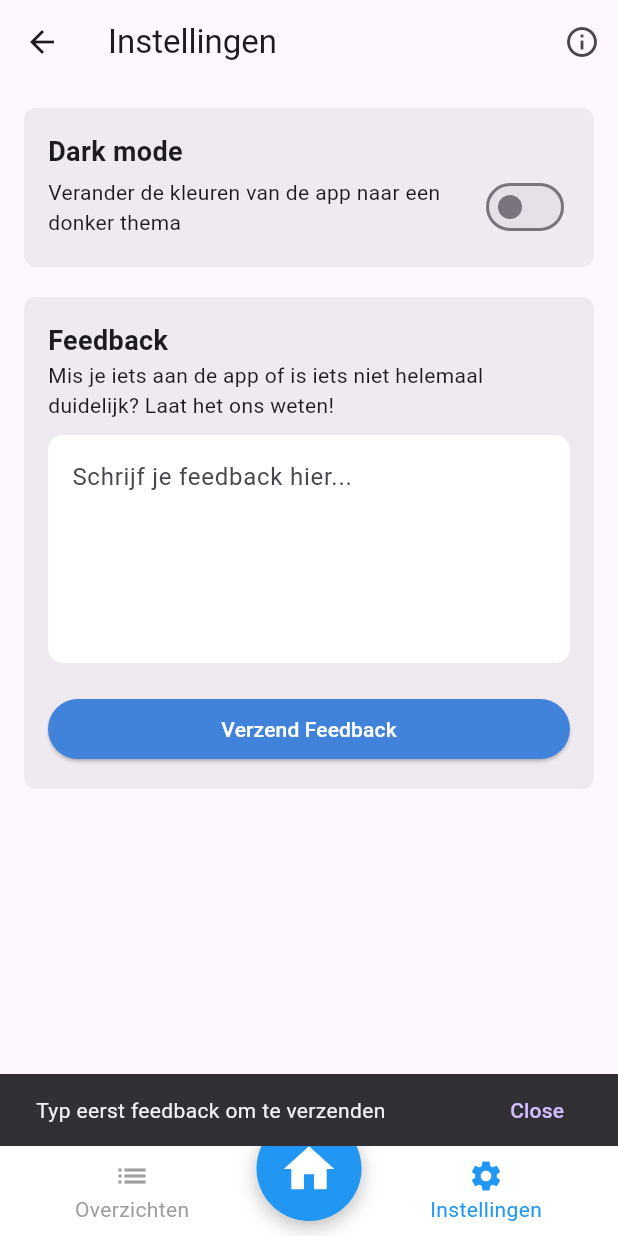
After one commit to brentvanmalsen/industry-project, a Flutter app: the SettingsPage screen opened directly, after a tap on "Verzend Feedback", on a phone screen of 412 x 824 dp. The commit adds this screen. Run offline on Flutter 3.47's test engine with Material 3 defaults, Android fonts, the phone set to English and light mode, and no system bars; missing offline and left inert: mailer.

Commit message:
added settings

```diff
--- a/lib/overview.dart
+++ b/lib/overview.dart
@@ -1,19 +1,14 @@
 import 'package:flutter/material.dart';
 
-void overzicht() {
-  runApp(const OverzichtPage());
-}
-
-class OverzichtPage extends StatelessWidget {
-  const OverzichtPage({super.key});
-
+class OverviewPage extends StatelessWidget {
   @override
   Widget build(BuildContext context) {
-    return const MaterialApp(
-      home: Scaffold(
-        body: Center(
-          child: Text('Hello World!'),
-        ),
+    return Scaffold(
+      appBar: AppBar(
+        title: Text('Overzichten'),
+      ),
+      body: Center(
+        child: Text('Welcome to Overview Page'),
       ),
     );
   }
--- /dev/null
+++ b/lib/settings.dart
@@ -0,0 +1,336 @@
+import 'package:flutter/material.dart';
+import 'package:flutter/services.dart';
+import 'package:mailer/mailer.dart';
+import 'package:mailer/smtp_server.dart';
+import 'home.dart'; // Import HomePage
+import 'overview.dart'; // Import OverviewPage
+
+void main() {
+  runApp(MaterialApp(
+    theme: ThemeData(
+      snackBarTheme: const SnackBarThemeData(
+        backgroundColor: Color(0xFF4182DB), // Achtergrondkleur van de Snackbar
+        actionTextColor: Colors.white, // Tekstkleur van de Close knop
+      ),
+    ),
+    home: Scaffold(
+      body: MyApp(),
+    ),
+  ));
+}
+
+class MyApp extends StatelessWidget {
+  @override
+  Widget build(BuildContext context) {
+    return MaterialApp(
+      title: 'Instellingen',
+      theme: ThemeData.light(),
+      darkTheme: ThemeData.dark(),
+      themeMode: ThemeMode.system,
+      home: SettingsPage(),
+    );
+  }
+}
+
+class SettingsPage extends StatefulWidget {
+  @override
+  _SettingsPageState createState() => _SettingsPageState();
+}
+
+class _SettingsPageState extends State<SettingsPage> {
+  bool isDarkMode = false;
+  final TextEditingController feedbackController = TextEditingController();
+  int _selectedIndex = 1; // Set default selected index to 1 (Settings)
+
+  void toggleDarkMode() {
+    setState(() {
+      isDarkMode = !isDarkMode;
+    });
+    if (isDarkMode) {
+      SystemChrome.setSystemUIOverlayStyle(SystemUiOverlayStyle.light);
+    } else {
+      SystemChrome.setSystemUIOverlayStyle(SystemUiOverlayStyle.dark);
+    }
+  }
+
+  void showFeedbackSnackbar(BuildContext context, String message) {
+    ScaffoldMessenger.of(context).showSnackBar(
+      SnackBar(
+        content: Text(message),
+        duration: const Duration(seconds: 3),
+        action: SnackBarAction(
+          label: 'Close',
+          onPressed: () {
+            ScaffoldMessenger.of(context).hideCurrentSnackBar();
+          },
+        ),
+      ),
+    );
+  }
+
+  void sendFeedback(BuildContext context) async {
+    String feedback = feedbackController.text;
+
+    if (feedback.isEmpty) {
+      showFeedbackSnackbar(context, 'Typ eerst feedback om te verzenden');
+      return;
+    }
+
+    showFeedbackSnackbar(context, 'Feedback succesvol verzonden');
+
+    String username = 'your-email@gmail.com';
+    String password = 'your-app-specific-password';
+    final smtpServer = gmail(username, password);
+
+    final message = Message()
+      ..from = Address(username, 'Your Name')
+      ..recipients.add('recipient@example.com')
+      ..subject = 'App Feedback'
+      ..text = feedback;
+
+    try {
+      final sendReport = await send(message, smtpServer);
+      print('Feedback sent: ' + sendReport.toString());
+    } on MailerException catch (e) {
+      print('Feedback not sent.');
+      for (var p in e.problems) {
+        print('Problem: ${p.code}: ${p.msg}');
+      }
+    }
+  }
+
+  void _onItemTapped(int index) {
+    setState(() {
+      _selectedIndex = index;
+    });
+    switch (index) {
+      case 0:
+        Navigator.push(
+          context,
+          MaterialPageRoute(builder: (context) => OverviewPage()),
+        );
+        break;
+      case 1:
+        // Already on settings page
+        break;
+      case 2:
+        Navigator.push(
+          context,
+          MaterialPageRoute(builder: (context) => const HomePage()),
+        );
+        break;
+    }
+  }
+
+  @override
+  Widget build(BuildContext context) {
+    return Scaffold(
+      appBar: AppBar(
+        leading: IconButton(
+          icon: const Icon(Icons.arrow_back),
+          onPressed: () {
+            Navigator.pop(context);
+          },
+        ),
+        actions: [
+          IconButton(
+            icon: const Icon(Icons.info_outline),
+            onPressed: () {
+              showDialog(
+                context: context,
+                builder: (context) => AlertDialog(
+                  title: const Text('Informatie'),
+                  content:
+                      const Text('Dit is de instellingenpagina van de app.'),
+                  actions: [
+                    TextButton(
+                      onPressed: () {
+                        Navigator.of(context).pop();
+                      },
+                      child: const Text('OK'),
+                    ),
+                  ],
+                ),
+              );
+            },
+          ),
+        ],
+        title: const Text('Instellingen'),
+      ),
+      body: SingleChildScrollView(
+        padding: const EdgeInsets.all(16.0),
+        child: Column(
+          crossAxisAlignment: CrossAxisAlignment.start,
+          children: [
+            Container(
+              padding: const EdgeInsets.all(16.0),
+              decoration: BoxDecoration(
+                color: const Color.fromARGB(31, 133, 133, 133),
+                borderRadius: BorderRadius.circular(8.0),
+              ),
+              child: Column(
+                crossAxisAlignment: CrossAxisAlignment.start,
+                children: [
+                  const Text('Dark mode',
+                      style:
+                          TextStyle(fontSize: 18, fontWeight: FontWeight.bold)),
+                  Row(
+                    mainAxisAlignment: MainAxisAlignment.spaceBetween,
+                    children: [
+                      const Expanded(
+                        child: Text(
+                            'Verander de kleuren van de app naar een donker thema'),
+                      ),
+                      Switch(
+                        value: isDarkMode,
+                        onChanged: (value) {
+                          toggleDarkMode();
+                        },
+                      ),
+                    ],
+                  ),
+                ],
+              ),
+            ),
+            const SizedBox(height: 20),
+            Container(
+              padding: const EdgeInsets.all(16.0),
+              decoration: BoxDecoration(
+                color: const Color.fromARGB(31, 133, 133, 133),
+                borderRadius: BorderRadius.circular(8.0),
+              ),
+              child: Column(
+                crossAxisAlignment: CrossAxisAlignment.start,
+                children: [
+                  const Text('Feedback',
+                      style:
+                          TextStyle(fontSize: 18, fontWeight: FontWeight.bold)),
+                  const Text(
+                      'Mis je iets aan de app of is iets niet helemaal duidelijk? Laat het ons weten!'),
+                  const SizedBox(height: 10),
+                  TextField(
+                    controller: feedbackController,
+                    maxLines: 5,
+                    decoration: InputDecoration(
+                      hintText: 'Schrijf je feedback hier...',
+                      filled: true, // Zorg ervoor dat het tekstvak gevuld is
+                      fillColor:
+                          Colors.white, // Achtergrondkleur van het tekstvak
+                      border: OutlineInputBorder(
+                        borderRadius: BorderRadius.circular(
+                            10.0), // Ronde hoeken van 10px
+                        borderSide: BorderSide
+                            .none, // Verwijder de rand van het tekstvak
+                      ),
+                    ),
+                  ),
+                  const SizedBox(height: 20),
+                  SizedBox(
+                    width: double.infinity,
+                    child: ElevatedButton(
+                      style: ElevatedButton.styleFrom(
+                        backgroundColor: const Color(
+                            0xFF4182DB), // Achtergrondkleur van de knop
+                      ),
+                      onPressed: () {
+                        sendFeedback(context);
+                      },
+                      child: const Text(
+                        'Verzend Feedback',
+                        style: TextStyle(
+                            color: Colors.white), // Tekstkleur van de knop
+                      ),
+                    ),
+                  ),
+                ],
+              ),
+            ),
+          ],
+        ),
+      ),
+      bottomNavigationBar: Stack(
+        alignment: FractionalOffset.center,
+        children: [
+          Container(
+            height: 60,
+            decoration: const BoxDecoration(
+              color: Colors.white,
+              boxShadow: [
+                BoxShadow(
+                  color: Colors.black12,
+                  blurRadius: 8,
+                ),
+              ],
+            ),
+            child: Row(
+              mainAxisAlignment: MainAxisAlignment.spaceAround,
+              children: <Widget>[
+                Expanded(
+                  child: InkWell(
+                    onTap: () => _onItemTapped(0),
+                    child: Column(
+                      mainAxisAlignment: MainAxisAlignment.center,
+                      children: <Widget>[
+                        Icon(Icons.list,
+                            color: _selectedIndex == 0
+                                ? Colors.blue
+                                : Colors.grey),
+                        Text('Overzichten',
+                            style: TextStyle(
+                                color: _selectedIndex == 0
+                                    ? Colors.blue
+                                    : Colors.grey)),
+                      ],
+                    ),
+                  ),
+                ),
+                const SizedBox(width: 60), // Spacer for the home button
+                Expanded(
+                  child: InkWell(
+                    onTap: () => _onItemTapped(1),
+                    child: Column(
+                      mainAxisAlignment: MainAxisAlignment.center,
+                      children: <Widget>[
+                        Icon(Icons.settings,
+                            color: _selectedIndex == 1
+                                ? Colors.blue
+                                : Colors.grey),
+                        Text('Instellingen',
+                            style: TextStyle(
+                                color: _selectedIndex == 1
+                                    ? Colors.blue
+                                    : Colors.grey)),
+                      ],
+                    ),
+                  ),
+                ),
+              ],
+            ),
+          ),
+          Positioned(
+            bottom: 10, // Adjust the position of the home button
+            child: InkWell(
+              onTap: () => _onItemTapped(2),
+              child: Container(
+                width: 70,
+                height: 70,
+                decoration: const BoxDecoration(
+                  color: Colors.blue,
+                  shape: BoxShape.circle,
+                  boxShadow: [
+                    const BoxShadow(
+                      color: Colors.black26,
+                      blurRadius: 10,
+                      offset: Offset(0, 4),
+                    ),
+                  ],
+                ),
+                child: const Icon(Icons.home, color: Colors.white, size: 40),
+              ),
+            ),
+          ),
+        ],
+      ),
+    );
+  }
+}
--- a/pubspec.yaml
+++ b/pubspec.yaml
@@ -1,14 +1,15 @@
 name: industry_project
 description: "A new Flutter project."
-publish_to: 'none'
+publish_to: "none"
 version: 0.1.0
 
 environment:
-  sdk: '>=3.3.3 <4.0.0'
+  sdk: ">=3.3.3 <4.0.0"
 
 dependencies:
   flutter:
     sdk: flutter
+  mailer: ^6.0.0
 
 dev_dependencies:
   flutter_test:
```
Also changed, not shown: pubspec.lock.
